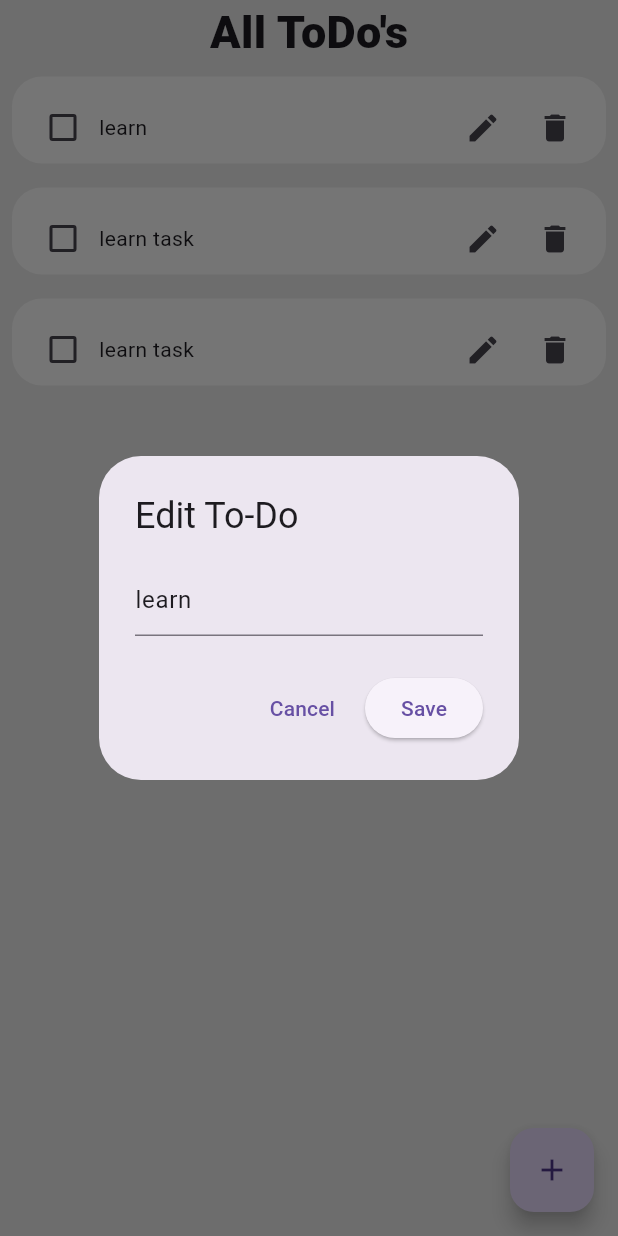
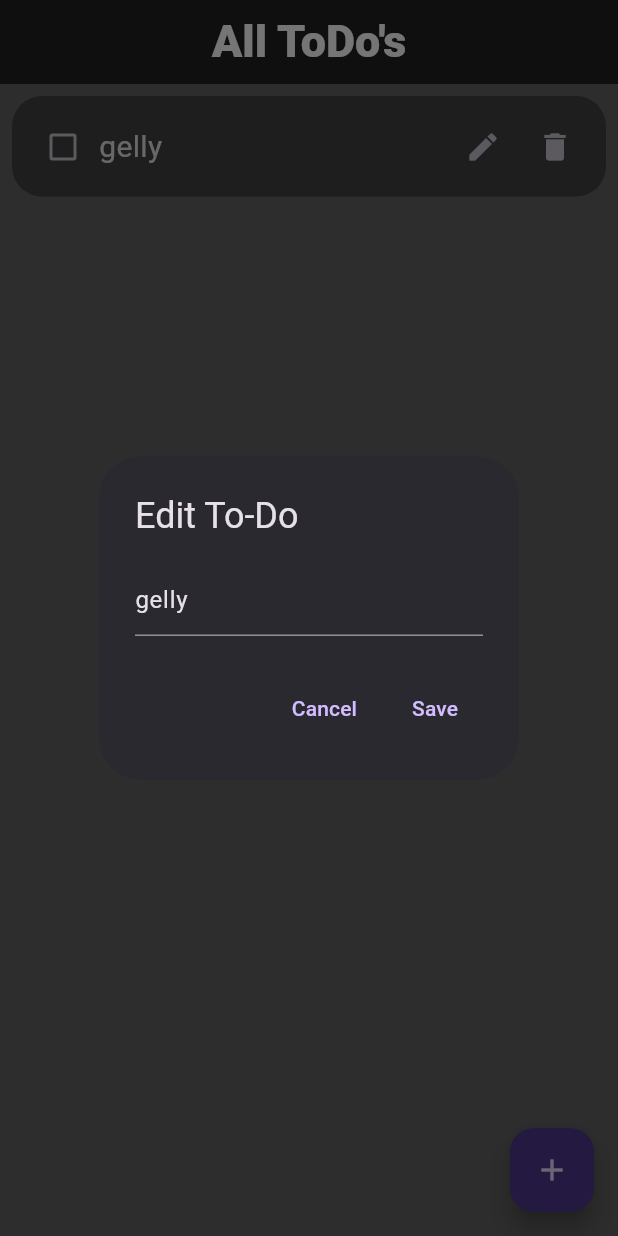
Before and after one commit to Utkarsh8681/To-Do, a Flutter app: the screen it shows after launch, after a tap on the "edit" icon, on a phone screen of 412 x 824 dp. Run offline on Flutter 3.47's test engine with Material 3 defaults, Android fonts, the light colour scheme and no system bars.

Commit message:
Converted to dark theme

```diff
--- a/lib/components/toDoTile.dart
+++ b/lib/components/toDoTile.dart
@@ -36,7 +36,7 @@ class _ToDoTileState extends State<ToDoTile> {
       padding: const EdgeInsets.all(8.0),
       child: Container(
         decoration: BoxDecoration(
-            borderRadius: BorderRadius.circular(20), color: Colors.white),
+            borderRadius: BorderRadius.circular(20), color: Colors.grey[800]),
         child: Padding(
           padding: const EdgeInsets.only(left: 10.0, right: 10, top: 10),
           child: Container(
@@ -44,6 +44,8 @@ class _ToDoTileState extends State<ToDoTile> {
             decoration: BoxDecoration(
               borderRadius: BorderRadius.circular(20),
             ),
+            child: Padding(
+              padding: const EdgeInsets.only(bottom: 9.0),
               child: Row(
                 mainAxisAlignment: MainAxisAlignment.spaceBetween,
                 children: [
@@ -56,20 +58,34 @@ class _ToDoTileState extends State<ToDoTile> {
                       Text(
                         widget.todo,
                         style: TextStyle(
+                            fontSize: 20,
+                            // color: Colors.white,
                             decoration: widget.taskCompleted
                                 ? TextDecoration.lineThrough
-                              : TextDecoration.none),
+                                : TextDecoration.none,
+                            decorationColor: Colors.black,
+                            decorationThickness: 3),
                       ),
                     ],
                   ),
                   Row(
                     children: [
-                    IconButton(onPressed: widget.edit, icon: Icon(Icons.edit)),
                       IconButton(
-                        onPressed: widget.delete, icon: Icon(Icons.delete))
+                          onPressed: widget.edit,
+                          icon: Icon(
+                            Icons.edit,
+                            // color: Colors.white,
+                          )),
+                      IconButton(
+                          onPressed: widget.delete,
+                          icon: Icon(
+                            Icons.delete,
+                            //  color: Colors.white
+                          ))
                     ],
                   )
                 ],
+              ),
             ),
           ),
         ),
--- a/lib/main.dart
+++ b/lib/main.dart
@@ -11,6 +11,7 @@ class MyApp extends StatelessWidget {
   @override
   Widget build(BuildContext context) {
     return MaterialApp(
+      theme: ThemeData.dark(),
       debugShowCheckedModeBanner: false,
       home: HomePage(),
     );
--- a/lib/page/mainPage.dart
+++ b/lib/page/mainPage.dart
@@ -11,9 +11,7 @@ class HomePage extends StatefulWidget {
 
 class _HomePageState extends State<HomePage> {
   List todos = [
-    ['learn ', false],
-    ["learn task", false],
-    ["learn task", false],
+    ["gelly", false]
   ]; // List to store todo items
 
   void addTodo(String todo) {
@@ -57,7 +55,7 @@ class _HomePageState extends State<HomePage> {
               },
               child: Text('Cancel'),
             ),
-            ElevatedButton(
+            TextButton(
               onPressed: () {
                 setState(() {
                   todos[index][0] = editController.text; // Update the task
@@ -75,6 +73,7 @@ class _HomePageState extends State<HomePage> {
   @override
   Widget build(BuildContext context) {
     return Scaffold(
+      backgroundColor: Colors.grey[700],
       floatingActionButton: FloatingActionButton(
         onPressed: () {
           showDialog(
@@ -88,15 +87,21 @@ class _HomePageState extends State<HomePage> {
         },
         child: Icon(Icons.add),
       ),
-      backgroundColor: Colors.grey[200],
+      appBar: AppBar(
+        backgroundColor: Colors.grey[900],
+        title: Text(
+          "All ToDo's",
+          style: TextStyle(
+              fontSize: 30, fontWeight: FontWeight.w900, color: Colors.white),
+        ),
+        centerTitle: true,
+      ),
+      // backgroundColor: Colors.grey[200],
       body: SafeArea(
         child: Column(
           children: [
             // Your existing UI components (e.g., search bar, header)
-            Text(
-              "All ToDo's",
-              style: TextStyle(fontSize: 30, fontWeight: FontWeight.w900),
-            ),
+
             Expanded(
               child: ListView.builder(
                 itemCount: todos.length,
--- a/pubspec.yaml
+++ b/pubspec.yaml
@@ -34,6 +34,7 @@ dependencies:
   # The following adds the Cupertino Icons font to your application.
   # Use with the CupertinoIcons class for iOS style icons.
   cupertino_icons: ^1.0.8
+  http: ^1.2.2
 
 dev_dependencies:
   flutter_test:
```
Also changed, not shown: pubspec.lock. Lines whose indentation alone changed are shown as unchanged.
